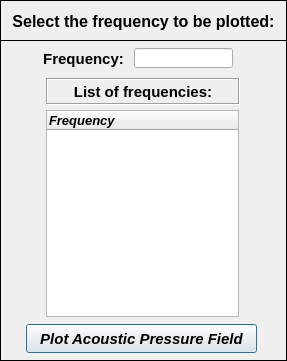
Old version of the form pulse/uix/user_input/ui/plotAcousticPressureFieldInput.ui in the repository open-pulse/OpenPulse.
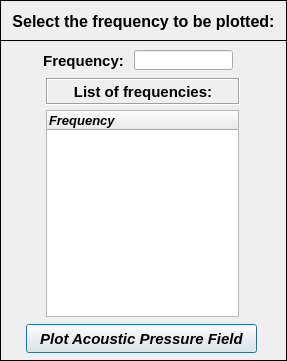
New version of the form. Icons and pictures are not drawn.

The edit to the form file:
```diff
--- a/pulse/uix/user_input/ui/plotAcousticPressureFieldInput.ui
+++ b/pulse/uix/user_input/ui/plotAcousticPressureFieldInput.ui
@@ -200,7 +200,7 @@
      <property name="geometry">
       <rect>
        <x>36</x>
-       <y>8</y>
+       <y>10</y>
        <width>95</width>
        <height>21</height>
       </rect>
@@ -224,7 +224,7 @@
      <property name="geometry">
       <rect>
        <x>134</x>
-       <y>8</y>
+       <y>10</y>
        <width>99</width>
        <height>20</height>
       </rect>
```
